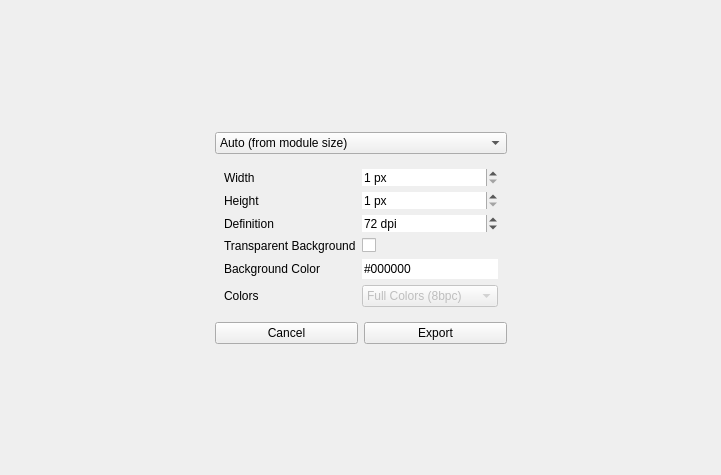
Above: src/exportform.ui from Nico-Duduf/Dumodraw before the change. Below: the same form after it.
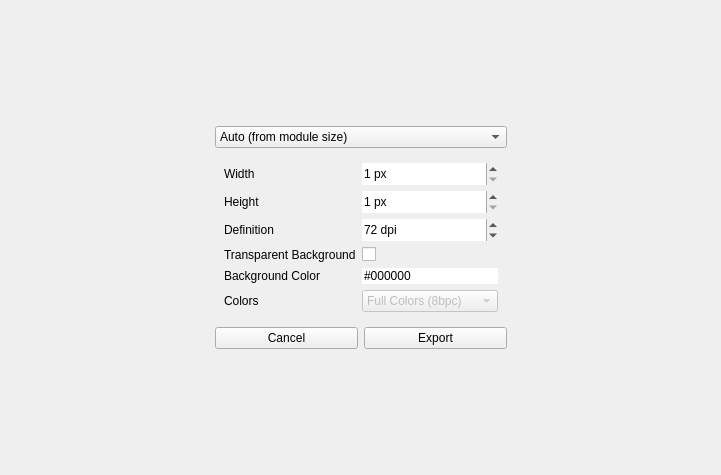
That is the form after the change.

The edit to the form file:
```diff
--- a/src/exportform.ui
+++ b/src/exportform.ui
@@ -13,6 +13,9 @@
   <property name="windowTitle">
    <string>Form</string>
   </property>
+  <property name="styleSheet">
+   <string notr="true">ExportForm { background-color: rgba(144, 144, 144,80); }</string>
+  </property>
   <layout class="QGridLayout" name="gridLayout">
    <item row="0" column="1">
     <spacer name="verticalSpacer">
```
